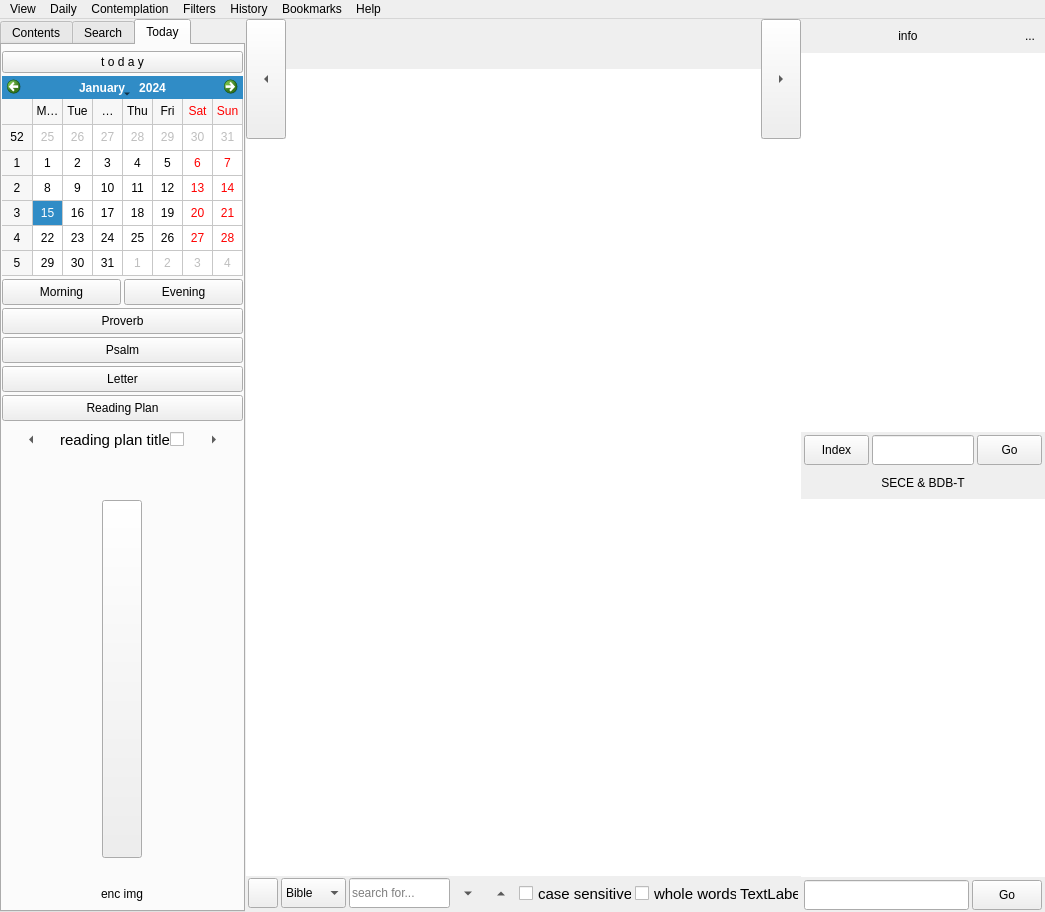
Before: the Qt Designer form mainwindow.ui in Anchorm/SoulAnchor, drawn with Qt 5.
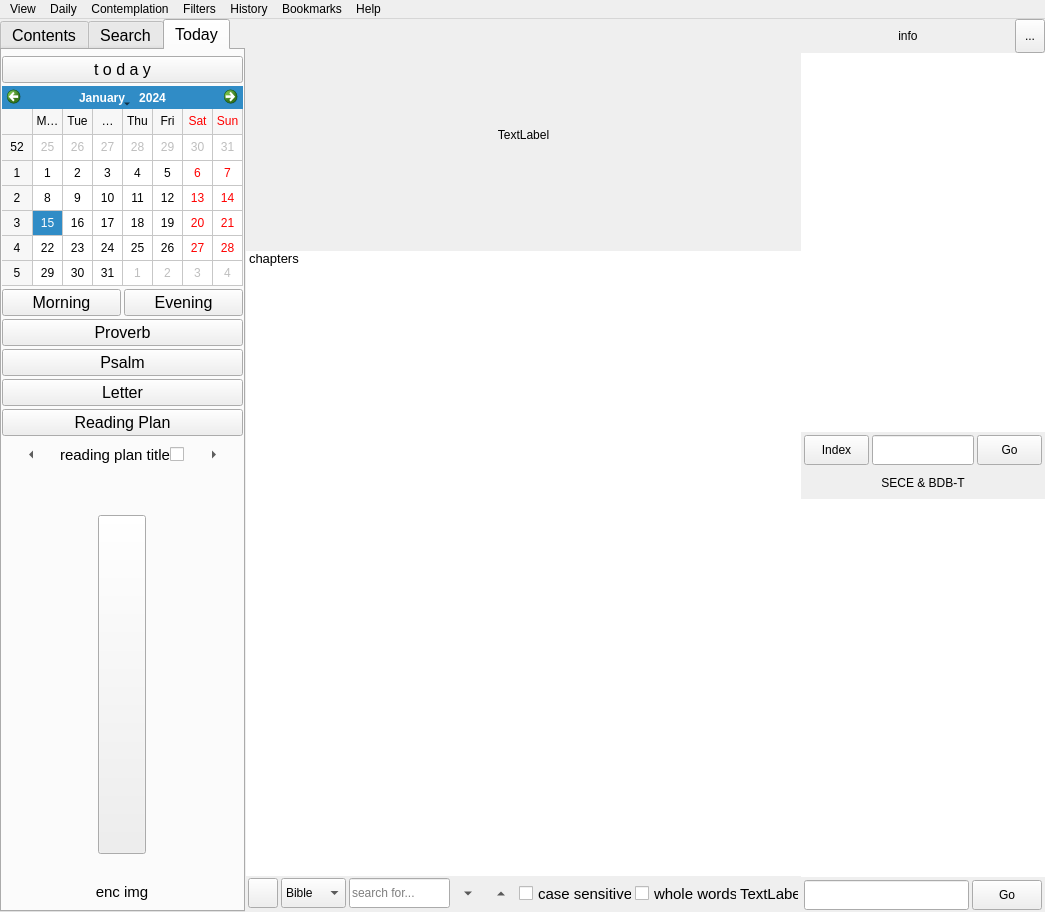
After: the same form once the commit is applied. The open tabs and pages were chosen to show the change. Icons and pictures are not drawn. Custom widgets are drawn as their Qt base class.

```diff
--- a/mainwindow.ui
+++ b/mainwindow.ui
@@ -86,6 +86,11 @@
          <height>16777215</height>
         </size>
        </property>
+       <property name="font">
+        <font>
+         <pointsize>12</pointsize>
+        </font>
+       </property>
        <property name="focusPolicy">
         <enum>Qt::NoFocus</enum>
        </property>
@@ -105,7 +110,7 @@
         <enum>QTabWidget::Rounded</enum>
        </property>
        <property name="currentIndex">
-        <number>1</number>
+        <number>0</number>
        </property>
        <property name="elideMode">
         <enum>Qt::ElideRight</enum>
@@ -153,7 +158,7 @@
         <attribute name="title">
          <string>Contents</string>
         </attribute>
-        <layout class="QVBoxLayout" name="verticalLayout_11">
+        <layout class="QVBoxLayout" name="verticalLayout_8">
          <property name="spacing">
           <number>3</number>
          </property>
@@ -391,7 +396,38 @@
           <number>0</number>
          </property>
          <item>
-          <layout class="QGridLayout" name="gridLayout_1">
+          <widget class="QLabel" name="search_lbl_tl">
+           <property name="minimumSize">
+            <size>
+             <width>0</width>
+             <height>32</height>
+            </size>
+           </property>
+           <property name="toolTip">
+            <string notr="true"/>
+           </property>
+           <property name="styleSheet">
+            <string notr="true"/>
+           </property>
+           <property name="text">
+            <string notr="true">translation name</string>
+           </property>
+           <property name="alignment">
+            <set>Qt::AlignCenter</set>
+           </property>
+           <property name="wordWrap">
+            <bool>true</bool>
+           </property>
+           <property name="margin">
+            <number>0</number>
+           </property>
+           <property name="indent">
+            <number>0</number>
+           </property>
+          </widget>
+         </item>
+         <item>
+          <layout class="QGridLayout" name="gridLayout_1" rowstretch="0,0,0,0,0,0,0,0,0,0,0,0">
            <property name="sizeConstraint">
             <enum>QLayout::SetDefaultConstraint</enum>
            </property>
@@ -404,7 +440,23 @@
            <property name="verticalSpacing">
             <number>4</number>
            </property>
-           <item row="9" column="0" colspan="2">
+           <item row="8" column="0" colspan="3">
+            <widget class="QComboBox" name="search_cb_where">
+             <property name="sizePolicy">
+              <sizepolicy hsizetype="Preferred" vsizetype="Preferred">
+               <horstretch>0</horstretch>
+               <verstretch>0</verstretch>
+              </sizepolicy>
+             </property>
+             <property name="minimumSize">
+              <size>
+               <width>80</width>
+               <height>32</height>
+              </size>
+             </property>
+            </widget>
+           </item>
+           <item row="11" column="0" colspan="2">
             <widget class="QCheckBox" name="search_chkb_case">
              <property name="sizePolicy">
               <sizepolicy hsizetype="Preferred" vsizetype="Fixed">
@@ -429,7 +481,7 @@
              </property>
             </widget>
            </item>
-           <item row="7" column="0" colspan="3">
+           <item row="9" column="0" colspan="3">
             <widget class="QComboBox" name="search_cb_anyExact">
              <property name="sizePolicy">
               <sizepolicy hsizetype="Preferred" vsizetype="Preferred">
@@ -445,7 +497,7 @@
              </property>
             </widget>
            </item>
-           <item row="1" column="0" colspan="3">
+           <item row="3" column="0" colspan="3">
             <widget class="QLineEdit" name="search_le_what">
              <property name="sizePolicy">
               <sizepolicy hsizetype="Preferred" vsizetype="Preferred">
@@ -488,7 +540,7 @@
              </property>
             </widget>
            </item>
-           <item row="8" column="0" colspan="2">
+           <item row="10" column="0" colspan="2">
             <widget class="QCheckBox" name="search_chkb_whole">
              <property name="sizePolicy">
               <sizepolicy hsizetype="Preferred" vsizetype="Fixed">
@@ -516,23 +568,7 @@
              </property>
             </widget>
            </item>
-           <item row="6" column="0" colspan="3">
-            <widget class="QComboBox" name="search_cb_where">
-             <property name="sizePolicy">
-              <sizepolicy hsizetype="Preferred" vsizetype="Preferred">
-               <horstretch>0</horstretch>
-               <verstretch>0</verstretch>
-              </sizepolicy>
-             </property>
-             <property name="minimumSize">
-              <size>
-               <width>80</width>
-               <height>32</height>
-              </size>
-             </property>
-            </widget>
-           </item>
-           <item row="8" column="2" rowspan="2">
+           <item row="10" column="2" rowspan="2">
             <widget class="QToolButton" name="search_btn_find">
              <property name="sizePolicy">
               <sizepolicy hsizetype="Preferred" vsizetype="Preferred">
@@ -585,43 +621,6 @@
              </property>
             </widget>
            </item>
-           <item row="0" column="0" colspan="3">
-            <widget class="QLabel" name="search_lbl_tl">
-             <property name="sizePolicy">
-              <sizepolicy hsizetype="Preferred" vsizetype="Fixed">
-               <horstretch>0</horstretch>
-               <verstretch>0</verstretch>
-              </sizepolicy>
-             </property>
-             <property name="minimumSize">
-              <size>
-               <width>0</width>
-               <height>32</height>
-              </size>
-             </property>
-             <property name="toolTip">
-              <string notr="true"/>
-             </property>
-             <property name="styleSheet">
-              <string notr="true"/>
-             </property>
-             <property name="text">
-              <string notr="true">translation name</string>
-             </property>
-             <property name="alignment">
-              <set>Qt::AlignCenter</set>
-             </property>
-             <property name="wordWrap">
-              <bool>true</bool>
-             </property>
-             <property name="margin">
-              <number>0</number>
-             </property>
-             <property name="indent">
-              <number>0</number>
-             </property>
-            </widget>
-           </item>
           </layout>
          </item>
          <item>
@@ -709,6 +708,9 @@
          <property name="spacing">
           <number>5</number>
          </property>
+         <property name="sizeConstraint">
+          <enum>QLayout::SetDefaultConstraint</enum>
+         </property>
          <property name="leftMargin">
           <number>0</number>
          </property>
@@ -723,24 +725,12 @@
          </property>
          <item alignment="Qt::AlignHCenter|Qt::AlignTop">
           <widget class="QFrame" name="frame_today_cal">
-           <property name="sizePolicy">
-            <sizepolicy hsizetype="Preferred" vsizetype="Preferred">
-             <horstretch>0</horstretch>
-             <verstretch>0</verstretch>
-            </sizepolicy>
-           </property>
            <property name="minimumSize">
             <size>
              <width>30</width>
              <height>30</height>
             </size>
            </property>
-           <property name="maximumSize">
-            <size>
-             <width>270</width>
-             <height>16777215</height>
-            </size>
-           </property>
            <property name="autoFillBackground">
             <bool>false</bool>
            </property>
@@ -757,6 +747,9 @@
             <property name="spacing">
              <number>3</number>
             </property>
+            <property name="sizeConstraint">
+             <enum>QLayout::SetDefaultConstraint</enum>
+            </property>
             <property name="leftMargin">
              <number>0</number>
             </property>
@@ -811,12 +804,6 @@
             </item>
             <item>
              <widget class="QCalendarWidget" name="calendar">
-              <property name="sizePolicy">
-               <sizepolicy hsizetype="Preferred" vsizetype="Preferred">
-                <horstretch>0</horstretch>
-                <verstretch>0</verstretch>
-               </sizepolicy>
-              </property>
               <property name="minimumSize">
                <size>
                 <width>20</width>
@@ -852,6 +839,12 @@
               </property>
               <item>
                <widget class="QPushButton" name="btn_daily_mbm">
+                <property name="sizePolicy">
+                 <sizepolicy hsizetype="Preferred" vsizetype="Fixed">
+                  <horstretch>0</horstretch>
+                  <verstretch>0</verstretch>
+                 </sizepolicy>
+                </property>
                 <property name="minimumSize">
                  <size>
                   <width>0</width>
@@ -865,6 +858,12 @@
               </item>
               <item>
                <widget class="QPushButton" name="btn_daily_ebe">
+                <property name="sizePolicy">
+                 <sizepolicy hsizetype="Preferred" vsizetype="Fixed">
+                  <horstretch>0</horstretch>
+                  <verstretch>0</verstretch>
+                 </sizepolicy>
+                </property>
                 <property name="minimumSize">
                  <size>
                   <width>0</width>
@@ -1170,6 +1169,7 @@
                  </property>
                  <property name="font">
                   <font>
+                   <pointsize>11</pointsize>
                    <stylestrategy>PreferDefault</stylestrategy>
                    <kerning>true</kerning>
                   </font>
@@ -1207,6 +1207,7 @@
                  </property>
                  <property name="font">
                   <font>
+                   <pointsize>11</pointsize>
                    <stylestrategy>PreferDefault</stylestrategy>
                    <kerning>true</kerning>
                   </font>
@@ -1288,6 +1289,7 @@
            </property>
            <property name="font">
             <font>
+             <pointsize>11</pointsize>
              <stylestrategy>PreferDefault</stylestrategy>
              <kerning>true</kerning>
             </font>
@@ -1330,12 +1332,6 @@
              <verstretch>0</verstretch>
             </sizepolicy>
            </property>
-           <property name="minimumSize">
-            <size>
-             <width>140</width>
-             <height>0</height>
-            </size>
-           </property>
            <property name="maximumSize">
             <size>
              <width>230</width>
@@ -1344,6 +1340,7 @@
            </property>
            <property name="font">
             <font>
+             <pointsize>11</pointsize>
              <stylestrategy>PreferDefault</stylestrategy>
              <kerning>true</kerning>
             </font>
@@ -1445,12 +1442,6 @@
            <bool>false</bool>
           </property>
           <widget class="QFrame" name="bible_frame">
-           <property name="sizePolicy">
-            <sizepolicy hsizetype="Preferred" vsizetype="Preferred">
-             <horstretch>0</horstretch>
-             <verstretch>0</verstretch>
-            </sizepolicy>
-           </property>
            <property name="minimumSize">
             <size>
              <width>0</width>
@@ -1490,7 +1481,7 @@
            <property name="midLineWidth">
             <number>0</number>
            </property>
-           <layout class="QVBoxLayout" name="verticalLayout_8">
+           <layout class="QVBoxLayout" name="verticalLayout_10">
             <property name="spacing">
              <number>0</number>
             </property>
@@ -1509,7 +1500,7 @@
             <item>
              <widget class="QSplitter" name="splitter_bibleframe">
               <property name="sizePolicy">
-               <sizepolicy hsizetype="Expanding" vsizetype="Preferred">
+               <sizepolicy hsizetype="Expanding" vsizetype="Expanding">
                 <horstretch>0</horstretch>
                 <verstretch>0</verstretch>
                </sizepolicy>
@@ -1520,137 +1511,56 @@
               <property name="handleWidth">
                <number>0</number>
               </property>
-              <property name="childrenCollapsible">
-               <bool>true</bool>
-              </property>
-              <widget class="QFrame" name="booktitle_frame">
-               <property name="maximumSize">
-                <size>
-                 <width>16777215</width>
-                 <height>120</height>
-                </size>
-               </property>
-               <property name="autoFillBackground">
-                <bool>false</bool>
-               </property>
-               <property name="frameShape">
-                <enum>QFrame::NoFrame</enum>
-               </property>
-               <property name="frameShadow">
-                <enum>QFrame::Raised</enum>
-               </property>
-               <property name="lineWidth">
-                <number>0</number>
-               </property>
-               <layout class="QGridLayout" name="gridLayout_3">
-                <property name="leftMargin">
-                 <number>0</number>
-                </property>
-                <property name="topMargin">
-                 <number>0</number>
-                </property>
-                <property name="rightMargin">
-                 <number>0</number>
-                </property>
-                <property name="bottomMargin">
-                 <number>0</number>
-                </property>
+              <widget class="QWidget" name="layoutWidget">
+               <layout class="QVBoxLayout" name="verticalLayout_9">
                 <property name="spacing">
                  <number>0</number>
                 </property>
-                <item row="0" column="1">
-                 <widget class="QPushButton" name="btn_book_title">
-                  <property name="sizePolicy">
-                   <sizepolicy hsizetype="Preferred" vsizetype="Fixed">
-                    <horstretch>0</horstretch>
-                    <verstretch>0</verstretch>
-                   </sizepolicy>
-                  </property>
+                <item>
+                 <widget class="ClickableLabel" name="lbl_book_title">
                   <property name="minimumSize">
                    <size>
-                    <width>100</width>
-                    <height>48</height>
-                   </size>
-                  </property>
-                  <property name="maximumSize">
-                   <size>
-                    <width>16777215</width>
-                    <height>50</height>
+                    <width>0</width>
+                    <height>35</height>
                    </size>
                   </property>
                   <property name="cursor">
                    <cursorShape>PointingHandCursor</cursorShape>
                   </property>
-                  <property name="focusPolicy">
-                   <enum>Qt::NoFocus</enum>
-                  </property>
-                  <property name="contextMenuPolicy">
-                   <enum>Qt::PreventContextMenu</enum>
-                  </property>
-                  <property name="autoFillBackground">
-                   <bool>false</bool>
-                  </property>
                   <property name="text">
-                   <string notr="true"/>
+                   <string notr="true">TextLabel</string>
                   </property>
-                  <property name="default">
+                  <property name="scaledContents">
                    <bool>false</bool>
                   </property>
-                  <property name="flat">
+                  <property name="alignment">
+                   <set>Qt::AlignCenter</set>
+                  </property>
+                  <property name="wordWrap">
                    <bool>true</bool>
                   </property>
-                 </widget>
-                </item>
-                <item row="0" column="0" rowspan="2">
-                 <widget class="QToolButton" name="btn_prev_chap">
-                  <property name="sizePolicy">
-                   <sizepolicy hsizetype="Fixed" vsizetype="Preferred">
-                    <horstretch>0</horstretch>
-                    <verstretch>0</verstretch>
-                   </sizepolicy>
+                  <property name="margin">
+                   <number>0</number>
                   </property>
-                  <property name="minimumSize">
-                   <size>
-                    <width>40</width>
-                    <height>30</height>
-                   </size>
-                  </property>
-                  <property name="autoFillBackground">
-                   <bool>false</bool>
-                  </property>
-                  <property name="text">
-                   <string>...</string>
-                  </property>
-                  <property name="checkable">
-                   <bool>false</bool>
-                  </property>
-                  <property name="toolButtonStyle">
-                   <enum>Qt::ToolButtonIconOnly</enum>
-                  </property>
-                  <property name="autoRaise">
-                   <bool>false</bool>
-                  </property>
-                  <property name="arrowType">
-                   <enum>Qt::LeftArrow</enum>
-                  </property>
                  </widget>
                 </item>
-                <item row="1" column="1">
+                <item>
                  <widget class="QListWidget" name="lw_chapters">
+                  <property name="sizePolicy">
+                   <sizepolicy hsizetype="Preferred" vsizetype="Preferred">
+                    <horstretch>0</horstretch>
+                    <verstretch>0</verstretch>
+                   </sizepolicy>
+                  </property>
                   <property name="minimumSize">
                    <size>
-                    <width>30</width>
+                    <width>0</width>
                     <height>30</height>
                    </size>
                   </property>
-                  <property name="maximumSize">
-                   <size>
-                    <width>16777215</width>
-                    <height>70</height>
-                   </size>
-                  </property>
                   <property name="font">
                    <font>
+                    <pointsize>10</pointsize>
                     <italic>false</italic>
                     <bold>false</bold>
                     <underline>false</underline>
@@ -1658,11 +1568,8 @@
                     <kerning>true</kerning>
                    </font>
                   </property>
-                  <property name="contextMenuPolicy">
-                   <enum>Qt::PreventContextMenu</enum>
-                  </property>
-                  <property name="autoFillBackground">
-                   <bool>false</bool>
+                  <property name="styleSheet">
+                   <string notr="true"/>
                   </property>
                   <property name="frameShape">
                    <enum>QFrame::NoFrame</enum>
@@ -1679,8 +1586,8 @@
                   <property name="horizontalScrollBarPolicy">
                    <enum>Qt::ScrollBarAlwaysOff</enum>
                   </property>
-                  <property name="sizeAdjustPolicy">
-                   <enum>QAbstractScrollArea::AdjustIgnored</enum>
+                  <property name="autoScroll">
+                   <bool>true</bool>
                   </property>
                   <property name="editTriggers">
                    <set>QAbstractItemView::NoEditTriggers</set>
@@ -1716,39 +1623,13 @@
                    <enum>QListView::ListMode</enum>
                   </property>
                   <property name="wordWrap">
-                   <bool>true</bool>
-                  </property>
-                  <property name="selectionRectVisible">
                    <bool>false</bool>
                   </property>
-                  <property name="itemAlignment">
-                   <set>Qt::AlignCenter</set>
-                  </property>
-                 </widget>
-                </item>
-                <item row="0" column="2" rowspan="2">
-                 <widget class="QToolButton" name="btn_next_chap">
-                  <property name="sizePolicy">
-                   <sizepolicy hsizetype="Fixed" vsizetype="Preferred">
-                    <horstretch>0</horstretch>
-                    <verstretch>0</verstretch>
-                   </sizepolicy>
-                  </property>
-                  <property name="minimumSize">
-                   <size>
-                    <width>40</width>
-                    <height>30</height>
-                   </size>
-                  </property>
-                  <property name="autoFillBackground">
-                   <bool>false</bool>
-                  </property>
-                  <property name="text">
-                   <string>...</string>
-                  </property>
-                  <property name="arrowType">
-                   <enum>Qt::RightArrow</enum>
-                  </property>
+                  <item>
+                   <property name="text">
+                    <string>chapters</string>
+                   </property>
+                  </item>
                  </widget>
                 </item>
                </layout>
@@ -1763,6 +1644,12 @@
                  <verstretch>0</verstretch>
                 </sizepolicy>
                </property>
+               <property name="minimumSize">
+                <size>
+                 <width>30</width>
+                 <height>200</height>
+                </size>
+               </property>
                <property name="contextMenuPolicy">
                 <enum>Qt::NoContextMenu</enum>
                </property>
@@ -1775,6 +1662,9 @@
                <property name="autoFillBackground">
                 <bool>false</bool>
                </property>
+               <property name="styleSheet">
+                <string notr="true"/>
+               </property>
                <property name="inputMethodHints">
                 <set>Qt::ImhNone</set>
                </property>
@@ -2277,7 +2167,7 @@
                      </size>
                     </property>
                     <property name="autoFillBackground">
-                     <bool>true</bool>
+                     <bool>false</bool>
                     </property>
                     <property name="text">
                      <string notr="true">...</string>
@@ -2286,9 +2176,6 @@
                      <iconset resource="soulanchor.qrc">
                       <normaloff>:/data/img/closedock-16.png</normaloff>:/data/img/closedock-16.png</iconset>
                     </property>
-                    <property name="autoRaise">
-                     <bool>true</bool>
-                    </property>
                     <property name="arrowType">
                      <enum>Qt::NoArrow</enum>
                     </property>
@@ -3173,6 +3060,13 @@
   </action>
  </widget>
  <layoutdefault spacing="0" margin="0"/>
+ <customwidgets>
+  <customwidget>
+   <class>ClickableLabel</class>
+   <extends>QLabel</extends>
+   <header>clickablelabel.h</header>
+  </customwidget>
+ </customwidgets>
  <tabstops>
   <tabstop>cb_select_translation</tabstop>
   <tabstop>lineEdit_select</tabstop>
```
